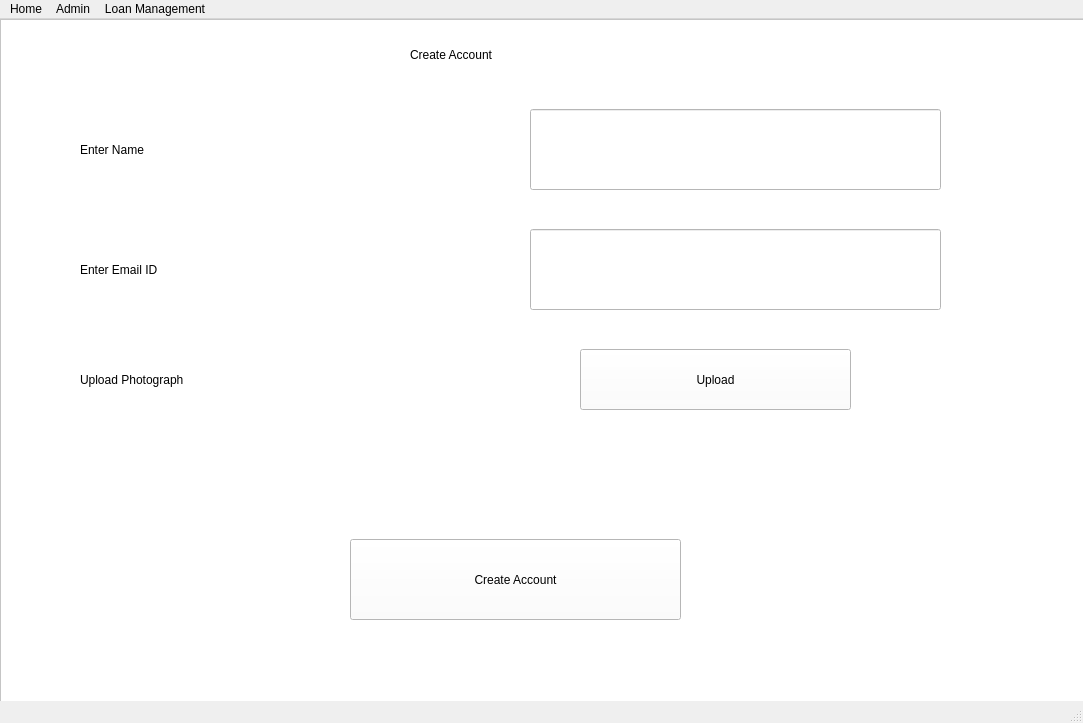
This is DesktopApp/BankApp/design.ui in ravi4all/AdvPython_OnlineApril as Qt 5 draws it before an edit. The edited form follows.
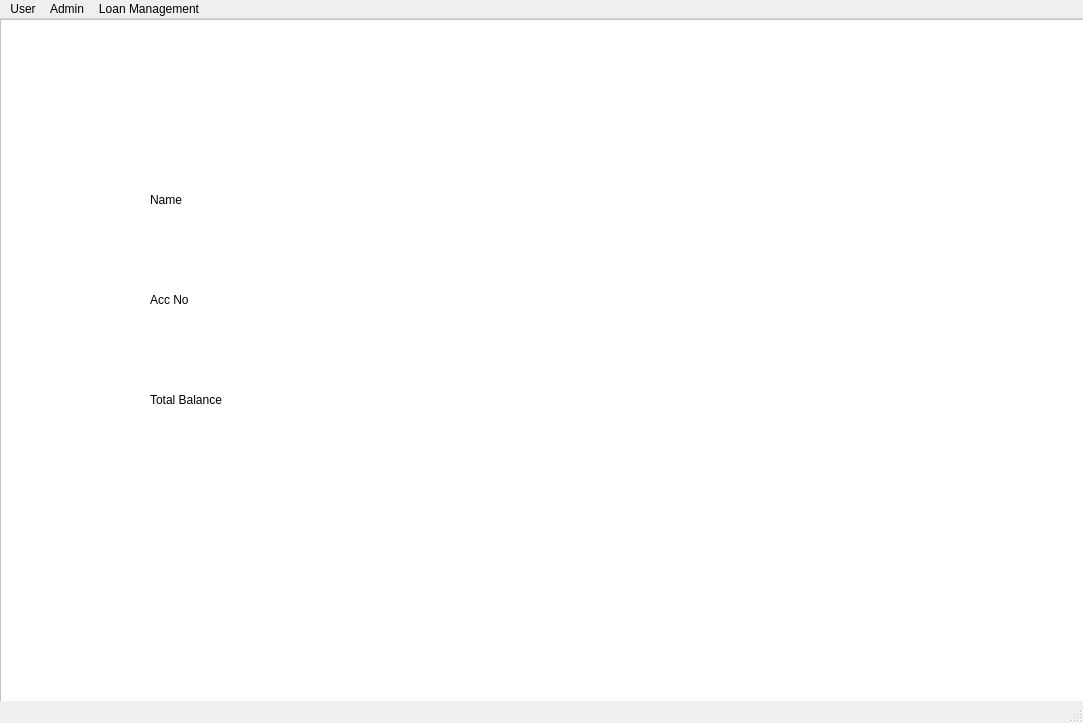
This is the edited form.

The edit to the form file:
```diff
--- a/DesktopApp/BankApp/design.ui
+++ b/DesktopApp/BankApp/design.ui
@@ -700,6 +700,205 @@
          <string>Create Account</string>
         </property>
        </widget>
+       <widget class="QFrame" name="frame_5">
+        <property name="geometry">
+         <rect>
+          <x>0</x>
+          <y>0</y>
+          <width>1081</width>
+          <height>661</height>
+         </rect>
+        </property>
+        <property name="frameShape">
+         <enum>QFrame::StyledPanel</enum>
+        </property>
+        <property name="frameShadow">
+         <enum>QFrame::Raised</enum>
+        </property>
+        <widget class="QLabel" name="label_19">
+         <property name="geometry">
+          <rect>
+           <x>450</x>
+           <y>10</y>
+           <width>251</width>
+           <height>41</height>
+          </rect>
+         </property>
+         <property name="styleSheet">
+          <string notr="true">font: 20pt &quot;MS Shell Dlg 2&quot;;</string>
+         </property>
+         <property name="text">
+          <string>Transactions</string>
+         </property>
+        </widget>
+        <widget class="QTableWidget" name="tableWidget">
+         <property name="geometry">
+          <rect>
+           <x>150</x>
+           <y>110</y>
+           <width>771</width>
+           <height>501</height>
+          </rect>
+         </property>
+         <row>
+          <property name="text">
+           <string>1</string>
+          </property>
+         </row>
+         <column>
+          <property name="text">
+           <string>Date</string>
+          </property>
+         </column>
+         <column>
+          <property name="text">
+           <string>Acc No</string>
+          </property>
+         </column>
+         <column>
+          <property name="text">
+           <string>Amount</string>
+          </property>
+         </column>
+         <column>
+          <property name="text">
+           <string>Cr / Dr</string>
+          </property>
+         </column>
+         <item row="0" column="0">
+          <property name="text">
+           <string>22 May 2020</string>
+          </property>
+         </item>
+         <item row="0" column="1">
+          <property name="text">
+           <string>324234234</string>
+          </property>
+         </item>
+         <item row="0" column="2">
+          <property name="text">
+           <string>4500</string>
+          </property>
+         </item>
+         <item row="0" column="3">
+          <property name="text">
+           <string>Cr</string>
+          </property>
+         </item>
+        </widget>
+        <widget class="QFrame" name="frame_6">
+         <property name="geometry">
+          <rect>
+           <x>0</x>
+           <y>0</y>
+           <width>1091</width>
+           <height>671</height>
+          </rect>
+         </property>
+         <property name="frameShape">
+          <enum>QFrame::StyledPanel</enum>
+         </property>
+         <property name="frameShadow">
+          <enum>QFrame::Raised</enum>
+         </property>
+         <widget class="QLabel" name="label_20">
+          <property name="geometry">
+           <rect>
+            <x>150</x>
+            <y>150</y>
+            <width>231</width>
+            <height>61</height>
+           </rect>
+          </property>
+          <property name="styleSheet">
+           <string notr="true">font: 16pt &quot;MS Shell Dlg 2&quot;;</string>
+          </property>
+          <property name="text">
+           <string>Name</string>
+          </property>
+         </widget>
+         <widget class="QLabel" name="label_21">
+          <property name="geometry">
+           <rect>
+            <x>150</x>
+            <y>250</y>
+            <width>231</width>
+            <height>61</height>
+           </rect>
+          </property>
+          <property name="styleSheet">
+           <string notr="true">font: 16pt &quot;MS Shell Dlg 2&quot;;</string>
+          </property>
+          <property name="text">
+           <string>Acc No</string>
+          </property>
+         </widget>
+         <widget class="QLabel" name="label_22">
+          <property name="geometry">
+           <rect>
+            <x>150</x>
+            <y>350</y>
+            <width>231</width>
+            <height>61</height>
+           </rect>
+          </property>
+          <property name="styleSheet">
+           <string notr="true">font: 16pt &quot;MS Shell Dlg 2&quot;;</string>
+          </property>
+          <property name="text">
+           <string>Total Balance</string>
+          </property>
+         </widget>
+         <widget class="QLabel" name="label_23">
+          <property name="geometry">
+           <rect>
+            <x>450</x>
+            <y>150</y>
+            <width>471</width>
+            <height>71</height>
+           </rect>
+          </property>
+          <property name="styleSheet">
+           <string notr="true">font: 18pt &quot;MS Shell Dlg 2&quot;;</string>
+          </property>
+          <property name="text">
+           <string/>
+          </property>
+         </widget>
+         <widget class="QLabel" name="label_24">
+          <property name="geometry">
+           <rect>
+            <x>450</x>
+            <y>250</y>
+            <width>471</width>
+            <height>71</height>
+           </rect>
+          </property>
+          <property name="styleSheet">
+           <string notr="true">font: 18pt &quot;MS Shell Dlg 2&quot;;</string>
+          </property>
+          <property name="text">
+           <string/>
+          </property>
+         </widget>
+         <widget class="QLabel" name="label_25">
+          <property name="geometry">
+           <rect>
+            <x>450</x>
+            <y>360</y>
+            <width>471</width>
+            <height>71</height>
+           </rect>
+          </property>
+          <property name="styleSheet">
+           <string notr="true">font: 18pt &quot;MS Shell Dlg 2&quot;;</string>
+          </property>
+          <property name="text">
+           <string/>
+          </property>
+         </widget>
+        </widget>
+       </widget>
       </widget>
      </widget>
     </widget>
@@ -716,7 +915,7 @@
    </property>
    <widget class="QMenu" name="menuLogin_Options">
     <property name="title">
-     <string>Home</string>
+     <string>User</string>
     </property>
     <addaction name="actionCreate_Account"/>
     <addaction name="actionBalance_Enquiry"/>
```
Left out of the diff: 12 changed lines with no effect on the pictures.
